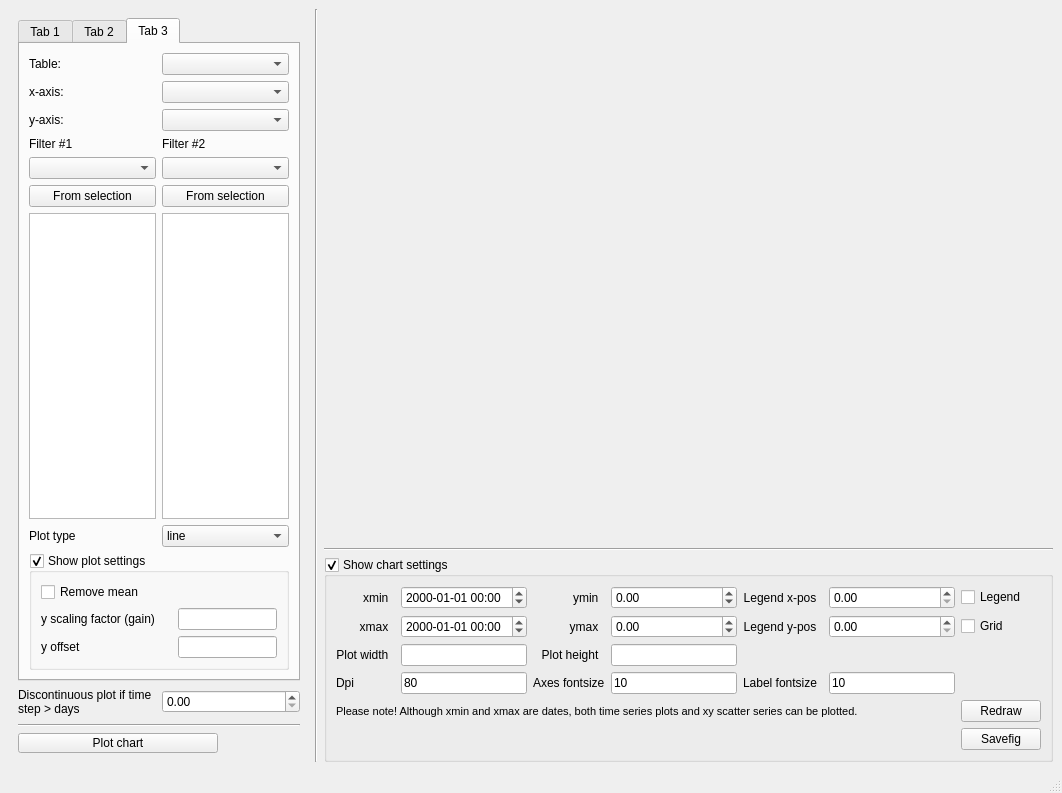
First picture: the form in ui/customplotdialog.ui, repository jkall/qgis-midvatten-plugin, before the edit.
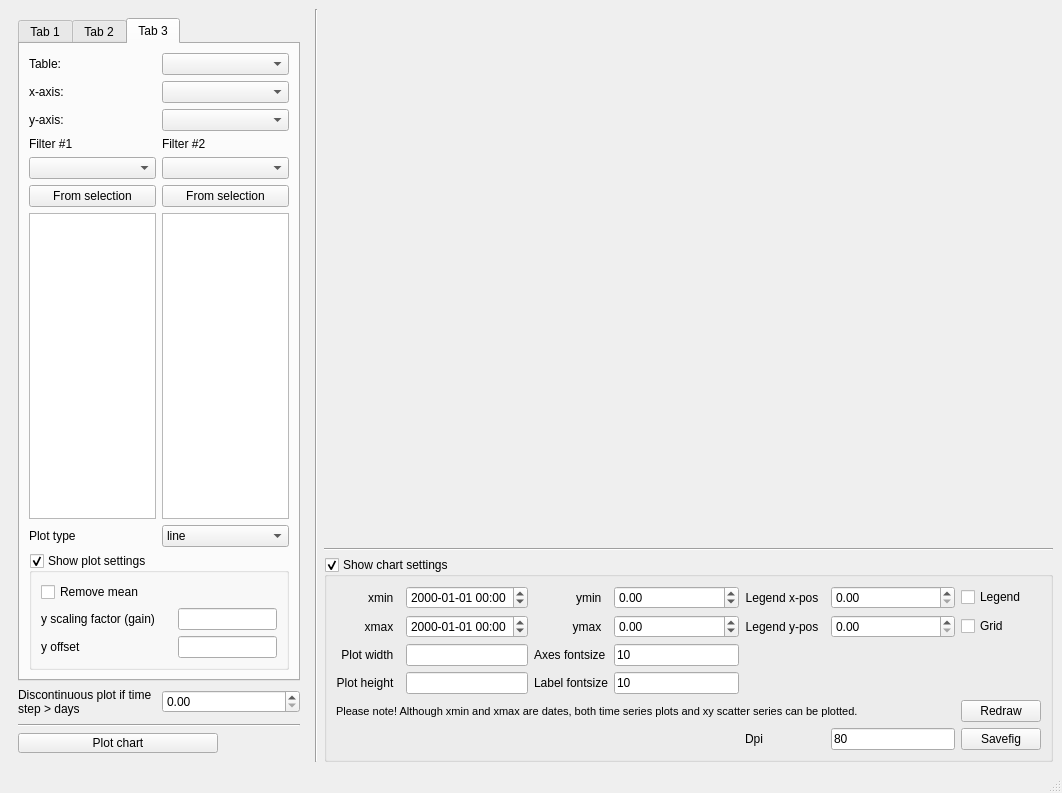
Second picture: the form after the edit. The open tabs and pages were chosen to show the change.

Commit message: Added tooltips in custom plot.

```diff
--- a/ui/customplotdialog.ui
+++ b/ui/customplotdialog.ui
@@ -1995,46 +1995,6 @@
                </property>
               </widget>
              </item>
-             <item row="2" column="2">
-              <widget class="QLabel" name="label_18">
-               <property name="sizePolicy">
-                <sizepolicy hsizetype="Minimum" vsizetype="Preferred">
-                 <horstretch>0</horstretch>
-                 <verstretch>0</verstretch>
-                </sizepolicy>
-               </property>
-               <property name="font">
-                <font>
-                 <pointsize>9</pointsize>
-                </font>
-               </property>
-               <property name="text">
-                <string>Plot height  </string>
-               </property>
-               <property name="alignment">
-                <set>Qt::AlignRight|Qt::AlignTrailing|Qt::AlignVCenter</set>
-               </property>
-              </widget>
-             </item>
-             <item row="2" column="3">
-              <widget class="QLineEdit" name="plot_height">
-               <property name="sizePolicy">
-                <sizepolicy hsizetype="Minimum" vsizetype="Fixed">
-                 <horstretch>0</horstretch>
-                 <verstretch>0</verstretch>
-                </sizepolicy>
-               </property>
-               <property name="sizeIncrement">
-                <size>
-                 <width>0</width>
-                 <height>0</height>
-                </size>
-               </property>
-               <property name="inputMethodHints">
-                <set>Qt::ImhDigitsOnly</set>
-               </property>
-              </widget>
-             </item>
              <item row="1" column="1">
               <widget class="QDateTimeEdit" name="spnMaxX">
                <property name="font">
@@ -2116,23 +2076,6 @@
                </property>
               </widget>
              </item>
-             <item row="3" column="1">
-              <widget class="QLineEdit" name="figure_dpi">
-               <property name="inputMethodHints">
-                <set>Qt::ImhDigitsOnly</set>
-               </property>
-               <property name="text">
-                <string>80</string>
-               </property>
-              </widget>
-             </item>
-             <item row="3" column="0">
-              <widget class="QLabel" name="label_21">
-               <property name="text">
-                <string>Dpi</string>
-               </property>
-              </widget>
-             </item>
              <item row="6" column="6">
               <widget class="QPushButton" name="save_to_eps_button">
                <property name="text">
@@ -2140,14 +2083,74 @@
                </property>
               </widget>
              </item>
-             <item row="3" column="2">
+             <item row="6" column="4">
+              <widget class="QLabel" name="label_21">
+               <property name="text">
+                <string>Dpi</string>
+               </property>
+              </widget>
+             </item>
+             <item row="6" column="5">
+              <widget class="QLineEdit" name="figure_dpi">
+               <property name="toolTip">
+                <string>&lt;html&gt;&lt;head/&gt;&lt;body&gt;&lt;p&gt;Dpi when savings as &amp;quot;.png&amp;quot; using button Savefig&lt;/p&gt;&lt;/body&gt;&lt;/html&gt;</string>
+               </property>
+               <property name="inputMethodHints">
+                <set>Qt::ImhDigitsOnly</set>
+               </property>
+               <property name="text">
+                <string>80</string>
+               </property>
+              </widget>
+             </item>
+             <item row="3" column="1">
+              <widget class="QLineEdit" name="plot_height">
+               <property name="sizePolicy">
+                <sizepolicy hsizetype="Minimum" vsizetype="Fixed">
+                 <horstretch>0</horstretch>
+                 <verstretch>0</verstretch>
+                </sizepolicy>
+               </property>
+               <property name="sizeIncrement">
+                <size>
+                 <width>0</width>
+                 <height>0</height>
+                </size>
+               </property>
+               <property name="inputMethodHints">
+                <set>Qt::ImhDigitsOnly</set>
+               </property>
+              </widget>
+             </item>
+             <item row="3" column="0">
+              <widget class="QLabel" name="label_18">
+               <property name="sizePolicy">
+                <sizepolicy hsizetype="Minimum" vsizetype="Preferred">
+                 <horstretch>0</horstretch>
+                 <verstretch>0</verstretch>
+                </sizepolicy>
+               </property>
+               <property name="font">
+                <font>
+                 <pointsize>9</pointsize>
+                </font>
+               </property>
+               <property name="text">
+                <string>Plot height  </string>
+               </property>
+               <property name="alignment">
+                <set>Qt::AlignRight|Qt::AlignTrailing|Qt::AlignVCenter</set>
+               </property>
+              </widget>
+             </item>
+             <item row="2" column="2">
               <widget class="QLabel" name="label_19">
                <property name="text">
                 <string>Axes fontsize</string>
                </property>
               </widget>
              </item>
-             <item row="3" column="3">
+             <item row="2" column="3">
               <widget class="QLineEdit" name="axes_fontsize">
                <property name="inputMethodHints">
                 <set>Qt::ImhDigitsOnly</set>
@@ -2157,20 +2160,20 @@
                </property>
               </widget>
              </item>
-             <item row="3" column="5">
-              <widget class="QLineEdit" name="legend_fontsize">
-               <property name="text">
-                <string>10</string>
-               </property>
-              </widget>
-             </item>
-             <item row="3" column="4">
+             <item row="3" column="2">
               <widget class="QLabel" name="label_20">
                <property name="text">
                 <string>Label fontsize</string>
                </property>
               </widget>
              </item>
+             <item row="3" column="3">
+              <widget class="QLineEdit" name="legend_fontsize">
+               <property name="text">
+                <string>10</string>
+               </property>
+              </widget>
+             </item>
             </layout>
            </item>
           </layout>
```
Left out of the diff: 11 changed lines with no effect on the pictures.
